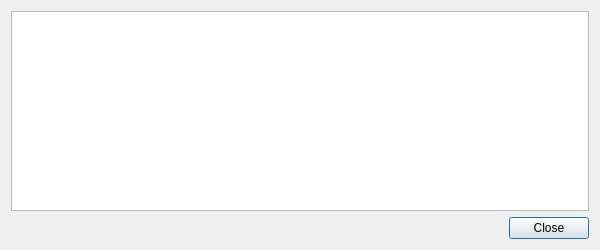
This is src/qt/forms/transactiondescdialog.ui in raffermeko/bitcoin as Qt 5 draws it before an edit. The edited form follows.
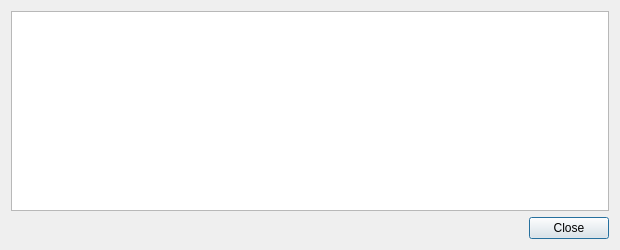
This is the edited form.

Commit message:
enhance translation possibilities in TransactionDesc / misc other changes
- remove "#include <QString>" as this is included in the header
- add some missing plural forms that can be translated
- change "yours" into "own address", which is easier to understand and translate in that context
- cleanup translatable strings to not include HTML or unneeded chars (e.g. ":")
- resize TransactionDescDialog a little (remove unwanted line-breaks with non english translations)

```diff
--- a/src/qt/forms/transactiondescdialog.ui
+++ b/src/qt/forms/transactiondescdialog.ui
@@ -6,7 +6,7 @@
    <rect>
     <x>0</x>
     <y>0</y>
-    <width>600</width>
+    <width>620</width>
     <height>250</height>
    </rect>
   </property>
```
The commit also changes 1 other file.
